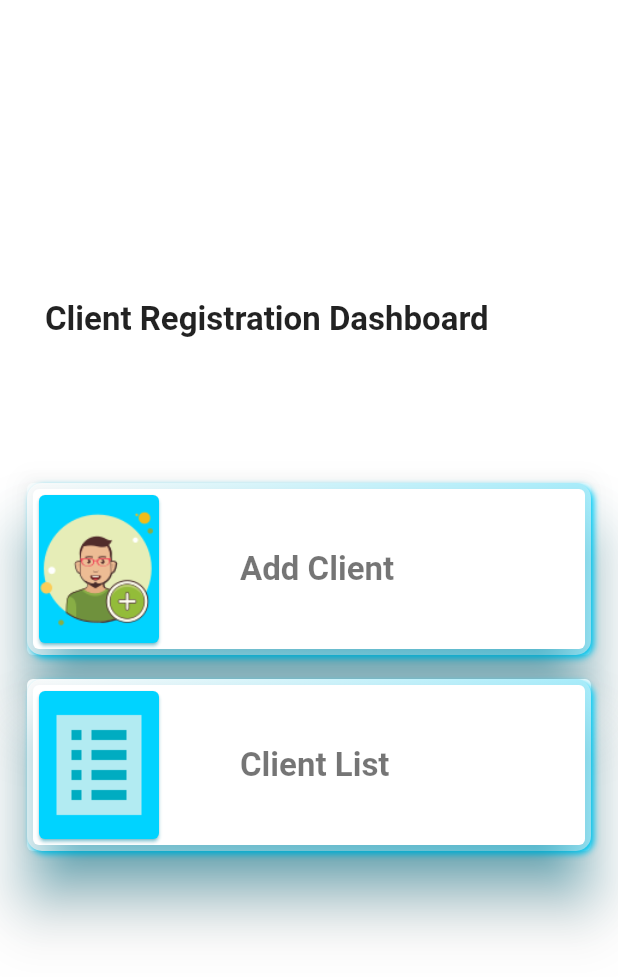
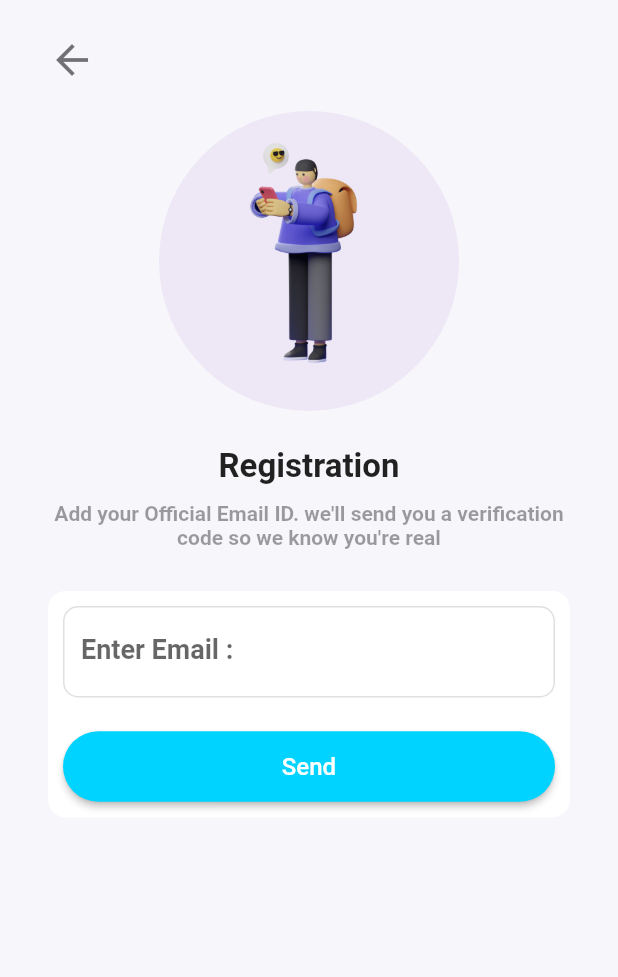
Before and after one commit to insidetech21/cregistration_ios_android_web, a Flutter app: the screen it shows after launch, on a phone screen of 412 x 824 dp. Shown: the top 977 px of the screen. Run offline on Flutter 3.47's test engine with Material 2 defaults, Android fonts, the phone set to English and light mode, and no system bars; our stand-ins replace cloud_firestore, csc_picker, firebase_core, firebase_database, firebase_storage, image_cropper and 1 more; accounts and stored records are empty.

Commit message:
Minor changes done

```diff
--- a/lib/Database/firebase_database.dart
+++ b/lib/Database/firebase_database.dart
@@ -8,7 +8,8 @@ import '../UI/Stepper/update_client.dart';
 // Code Updated by Vasant and Mohnish
 
 class Firebase_Database with ChangeNotifier {
-  final docuser = FirebaseFirestore.instance.collection('guest').doc();
+  // final docuser = FirebaseFirestore.instance.collection('guest').doc();
+  final docuser = FirebaseFirestore.instance.collection('guest');
 
   final CollectionReference _reff =
       FirebaseFirestore.instance.collection('guest');
@@ -59,7 +60,8 @@ class Firebase_Database with ChangeNotifier {
       comments: comments,
     );
     final json = customer.toJson();
-    await docuser.set(json);
+    // await docuser.set(json);
+    await docuser.add(json);
     notifyListeners();
   }
 
--- /dev/null
+++ b/lib/UI/register.dart
@@ -0,0 +1,154 @@
+import 'package:flutter/material.dart';
+
+import 'Otp.dart';
+
+class Register extends StatefulWidget {
+  const Register({Key? key}) : super(key: key);
+
+  @override
+  State<Register> createState() => _RegisterState();
+}
+
+class _RegisterState extends State<Register> {
+  @override
+  Widget build(BuildContext context) {
+    return Scaffold(
+      resizeToAvoidBottomInset: false,
+      backgroundColor: const Color(0xfff7f6fb),
+      body: SafeArea(
+        child: Padding(
+          padding: const EdgeInsets.symmetric(vertical: 24, horizontal: 32),
+          child: Column(
+            children: [
+              Align(
+                alignment: Alignment.topLeft,
+                child: GestureDetector(
+                  onTap: () => Navigator.pop(context),
+                  child: const Icon(
+                    Icons.arrow_back,
+                    size: 32,
+                    color: Colors.black54,
+                  ),
+                ),
+              ),
+              const SizedBox(
+                height: 18,
+              ),
+              Container(
+                width: 200,
+                height: 200,
+                decoration: BoxDecoration(
+                  color: Colors.deepPurple.shade50,
+                  shape: BoxShape.circle,
+                ),
+                child: Image.asset(
+                  'assets/illustration-2.png',
+                ),
+              ),
+              const SizedBox(
+                height: 24,
+              ),
+              const Text(
+                'Registration',
+                style: TextStyle(
+                  fontSize: 22,
+                  fontWeight: FontWeight.bold,
+                ),
+              ),
+              const SizedBox(
+                height: 10,
+              ),
+              const Text(
+                "Add your Official Email ID. we'll send you a verification code so we know you're real",
+                style: TextStyle(
+                  fontSize: 14,
+                  fontWeight: FontWeight.bold,
+                  color: Colors.black38,
+                ),
+                textAlign: TextAlign.center,
+              ),
+              const SizedBox(
+                height: 28,
+              ),
+              Container(
+                padding: const EdgeInsets.all(10),
+                decoration: BoxDecoration(
+                  color: Colors.white,
+                  borderRadius: BorderRadius.circular(12),
+                ),
+                child: Column(
+                  children: [
+                    TextFormField(
+                      keyboardType: TextInputType.text,
+                      style: const TextStyle(
+                        fontSize: 18,
+                        fontWeight: FontWeight.bold,
+                      ),
+                      decoration: InputDecoration(
+                        labelText: 'Enter Email :',
+                        hintText: 'Official Email Id ',
+                        enabledBorder: OutlineInputBorder(
+                            borderSide: const BorderSide(color: Colors.black12),
+                            borderRadius: BorderRadius.circular(10)),
+                        focusedBorder: OutlineInputBorder(
+                            borderSide: const BorderSide(color: Colors.black12),
+                            borderRadius: BorderRadius.circular(10)),
+                        /*prefix: Padding(
+                          padding: EdgeInsets.symmetric(horizontal: 8),
+                          child: Text(
+                            '(+62)',
+                            style: TextStyle(
+                              fontSize: 18,
+                              fontWeight: FontWeight.bold,
+                            ),
+                          ),
+                        ),*/
+                       /* suffixIcon: const Icon(
+                          Icons.check_circle,
+                          color: Colors.green,
+                          size: 32,
+                        ),*/
+                      ),
+                    ),
+                    const SizedBox(
+                      height: 22,
+                    ),
+                    SizedBox(
+                      width: double.infinity,
+                      child: ElevatedButton(
+                        onPressed: () {
+                          Navigator.of(context).push(
+                            MaterialPageRoute(builder: (context) => const Otp()),
+                          );
+                        },
+                        style: ButtonStyle(
+                          foregroundColor:
+                          MaterialStateProperty.all<Color>(Colors.white),
+                          backgroundColor:
+                          MaterialStateProperty.all<Color>(const Color(0xFF00D3FF)),
+                          shape:
+                          MaterialStateProperty.all<RoundedRectangleBorder>(
+                            RoundedRectangleBorder(
+                              borderRadius: BorderRadius.circular(24.0),
+                            ),
+                          ),
+                        ),
+                        child: const Padding(
+                          padding: EdgeInsets.all(14.0),
+                          child: Text(
+                            'Send',
+                            style: TextStyle(fontSize: 16),
+                          ),
+                        ),
+                      ),
+                    )
+                  ],
+                ),
+              ),
+            ],
+          ),
+        ),
+      ),
+    );
+  }
+}
--- a/lib/UI/viewcust.dart
+++ b/lib/UI/viewcust.dart
@@ -65,7 +65,7 @@ class _ViewCustomerState extends State<ViewCustomer> {
     final fr = Provider.of<Firebase_Database>(context, listen: false);
     return Scaffold(
       appBar: AppBar(
-        title: Text('Client Data'),
+        title: const Text('Client Data'),
         backgroundColor: const Color(0xFF00D3FF),
       ),
       body: fr.Listallusers(),
--- a/lib/main.dart
+++ b/lib/main.dart
@@ -4,6 +4,7 @@ import 'package:craveiospro/Database/firebase_database.dart';
 import 'package:craveiospro/SelectPhotoOptionsScreen.dart';
 import 'package:craveiospro/UI/Stepper/homepage.dart';
 import 'package:craveiospro/UI/dashboard_screen.dart';
+import 'package:craveiospro/UI/register.dart';
 import 'package:craveiospro/utility.dart';
 import 'package:csc_picker/csc_picker.dart';
 import 'package:firebase_database/firebase_database.dart';
@@ -19,11 +20,9 @@ import 'custom_date_picker_form_field.dart';
 import 'package:image_picker/image_picker.dart';
 import 'package:path/path.dart' as p;
 import 'package:flutter/foundation.dart' show kIsWeb;
-
 import 'firebase_options.dart';
 
 // Code Updated by Vasant and Mohnish
-
 
 Future main() async {
   WidgetsFlutterBinding.ensureInitialized();
@@ -92,7 +91,7 @@ class MyApp extends StatelessWidget {
           ),
         ),
         debugShowCheckedModeBanner: false,
-        home: kIsWeb? const MyHomePage():const DashboardScreen()
+        home: kIsWeb? const MyHomePage():const Register()
       ),
     );
   }
```
Also changed, not shown: lib/UI/Otp.dart (added, +193 -0 lines), lib/UI/Stepper/homepage.dart (+4 -4 lines), assets/illustration-1.png (added), assets/illustration-2.png (added), assets/illustration-3.png (added).
